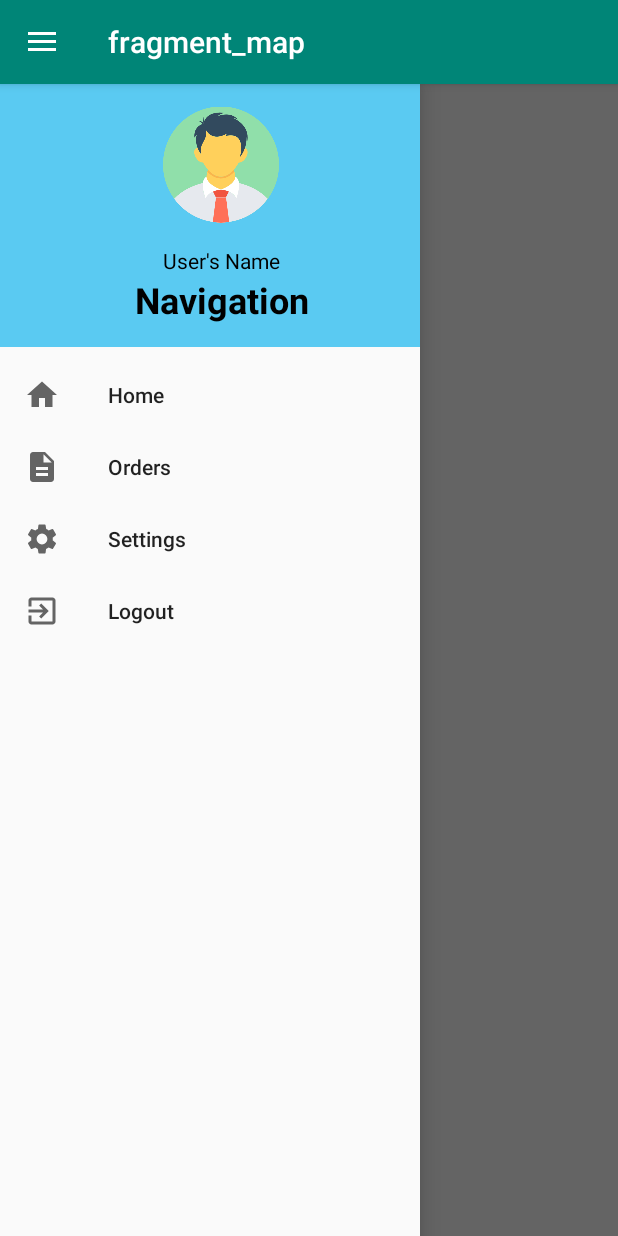
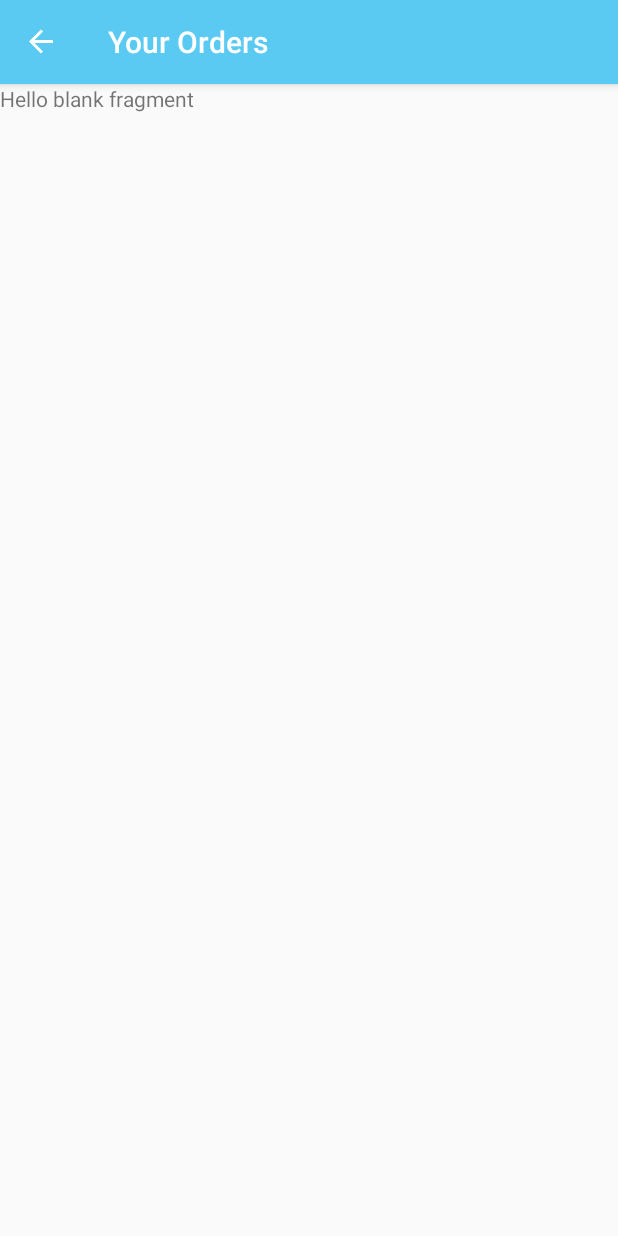
Before and after one commit to sguttula/AndroidFinalProject, an Android app: the screen it shows after launch (MainActivity), in the side drawer, after a tap on "Orders", on a phone screen of 412 x 824 dp. Run offline under Robolectric (Android 15) with nearby library versions, the phone set to English and light mode, and no system bars; our stand-ins replace Firebase (no records; nobody signed in at launch, a user with empty details on screens opened directly), data binding, navigation-ui; 1 statement that could not run was skipped.

Commit message:
users_menu done

```diff
--- a/app/src/main/AndroidManifest.xml
+++ b/app/src/main/AndroidManifest.xml
@@ -7,10 +7,10 @@
         android:icon="@mipmap/ic_launcher"
         android:label="@string/app_name"
         android:roundIcon="@mipmap/ic_launcher_round"
-        android:supportsRtl="true"
-        android:theme="@style/AppTheme">
+        android:supportsRtl="true">
         <activity android:name=".ProvidersActivity"></activity>
-        <activity android:name=".MainActivity">
+        <activity android:name=".MainActivity"
+            android:theme="@style/mainTheme">
             <intent-filter>
                 <action android:name="android.intent.action.MAIN" />
 
--- a/app/src/main/res/menu/navdrawer_menu_user.xml
+++ b/app/src/main/res/menu/navdrawer_menu_user.xml
@@ -1,19 +1,19 @@
 <?xml version="1.0" encoding="utf-8"?>
 <menu xmlns:android="http://schemas.android.com/apk/res/android">
     <item
-        android:id="@+id/test"
+        android:id="@+id/mapFragment"
         android:title="Home"
         android:icon="@drawable/ic_home_black_24dp"/>
     <item
-        android:id="@+id/passorders"
+        android:id="@+id/usersOrderFragment"
         android:title="Orders"
         android:icon="@drawable/ic_description_black_24dp"/>
     <item
-        android:id="@+id/Settings"
+        android:id="@+id/userSettingsFragment"
         android:title="Settings"
         android:icon="@drawable/ic_settings_black_24dp"/>
     <item
-        android:id="@+id/logoutFragment"
+        android:id="@+id/logOutFragment"
         android:title="Logout"
         android:icon="@drawable/ic_exit_to_app_black_24dp"/>
 
--- a/app/src/main/res/navigation/navigation.xml
+++ b/app/src/main/res/navigation/navigation.xml
@@ -9,7 +9,7 @@
     <fragment
         android:id="@+id/mapFragment"
         android:name="com.example.myfinalproject.MapFragment"
-        android:label="fragment_map"
+        android:label="Home"
         tools:layout="@layout/fragment_map" >
         <action
             android:id="@+id/action_mapFragment_to_providersFragment"
@@ -18,6 +18,21 @@
     <fragment
         android:id="@+id/providersFragment"
         android:name="com.example.myfinalproject.ProvidersFragment"
-        android:label="fragment_providers"
+        android:label="Find a Provider"
         tools:layout="@layout/fragment_providers" />
+    <fragment
+        android:id="@+id/usersOrderFragment"
+        android:name="com.example.myfinalproject.UsersOrderFragment"
+        android:label="Your Orders"
+        tools:layout="@layout/fragment_users_order" />
+    <fragment
+        android:id="@+id/userSettingsFragment"
+        android:name="com.example.myfinalproject.UserSettingsFragment"
+        android:label="Settings"
+        tools:layout="@layout/fragment_user_settings" />
+    <fragment
+        android:id="@+id/logOutFragment"
+        android:name="com.example.myfinalproject.LogOutFragment"
+        android:label="fragment_log_out"
+        tools:layout="@layout/fragment_log_out" />
 </navigation>
--- a/app/src/main/res/values/styles.xml
+++ b/app/src/main/res/values/styles.xml
@@ -1,11 +1,19 @@
 <resources>
 
     <!-- Base application theme. -->
-    <style name="AppTheme" parent="Theme.AppCompat.Light.DarkActionBar">
+    <style name="loginTheme" parent="Theme.AppCompat.Light.DarkActionBar">
         <!-- Customize your theme here. -->
         <item name="colorPrimary">@color/colorPrimary</item>
-        <item name="colorPrimaryDark">@color/colorPrimaryDark</item>
-        <item name="colorAccent">@color/colorAccent</item>
+        <item name="colorPrimaryDark">@color/black</item>
+        <item name="colorAccent">@color/black</item>
+        <item name="windowNoTitle">true</item>
+    </style>
+
+    <style name="mainTheme" parent="Theme.AppCompat.Light.DarkActionBar">
+        <!-- Customize your theme here. -->
+        <item name="colorPrimary">@color/topbar</item>
+        <item name="colorPrimaryDark">@color/black</item>
+        <item name="colorAccent">@color/black</item>
     </style>
 
 </resources>
```
